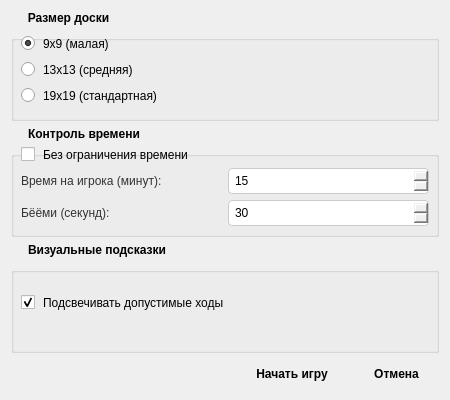
This is interface/Go_app/ui/game_settings_dialog.ui in gZEVI-1/OS_GO as Qt 5 draws it before an edit. The edited form follows.
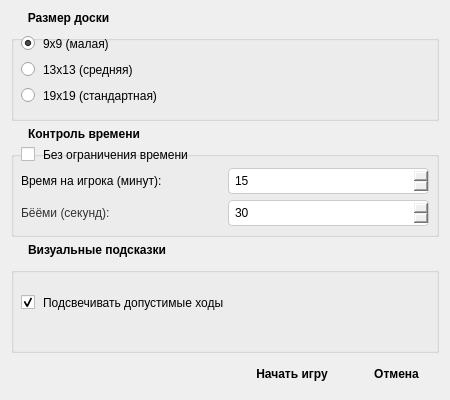
This is the edited form.

```diff
--- a/interface/Go_app/ui/game_settings_dialog.ui
+++ b/interface/Go_app/ui/game_settings_dialog.ui
@@ -108,14 +108,12 @@
       </item>
       <item row="1" column="0">
        <widget class="QLabel" name="labelPlayerTime">
+        <property name="styleSheet">
+         <string notr="true"/>
+        </property>
         <property name="text">
          <string>Время на игрока (минут):</string>
         </property>
-        <property name="styleSheet">
-         <string>QLabel {
-    color: #333;
-}</string>
-        </property>
        </widget>
       </item>
       <item row="1" column="1">
```
Left out of the diff: 192 changed lines with no effect on the pictures.
